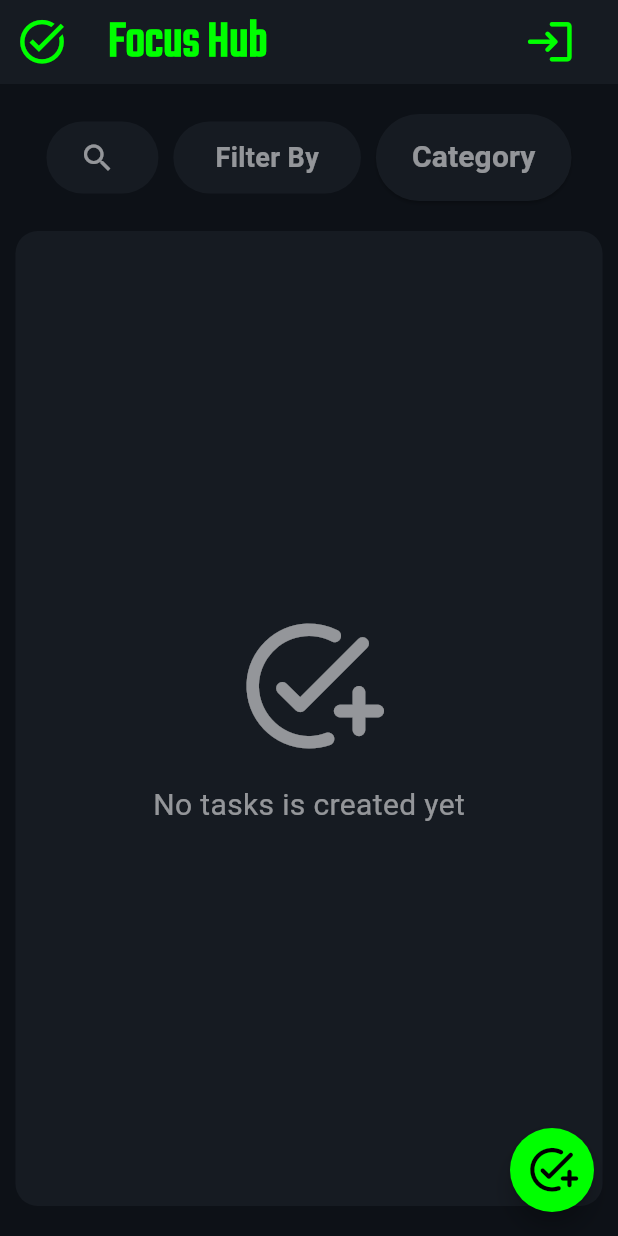
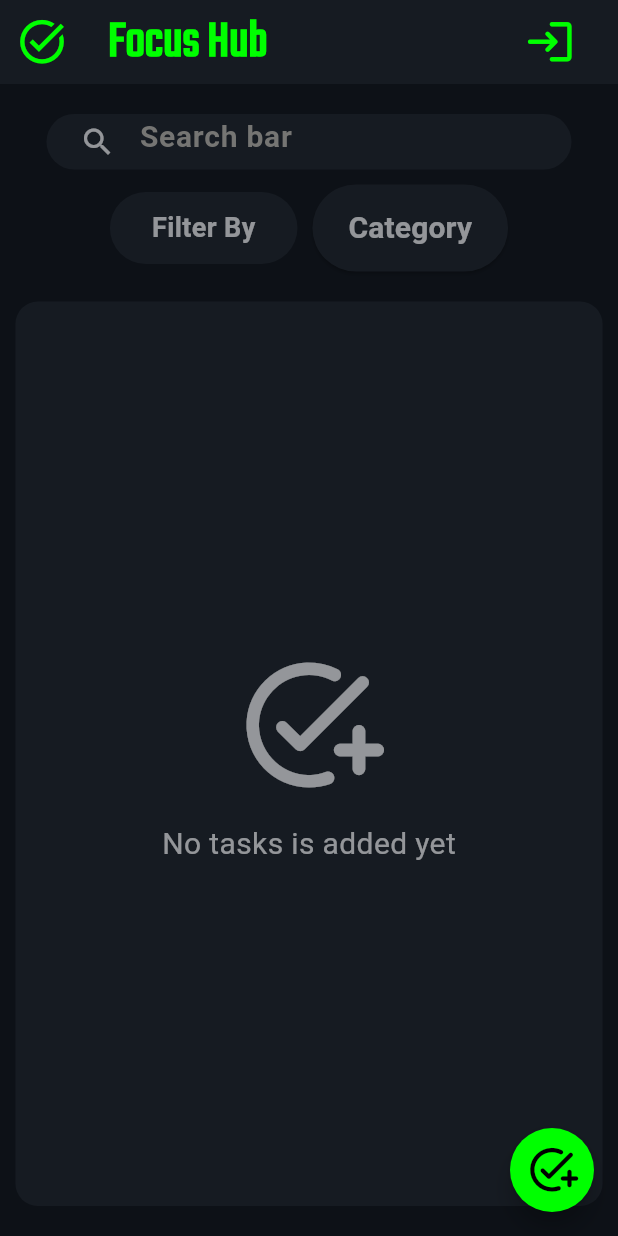
Before and after one commit to Dharanesh192/Flutter-Todo-List, a Flutter app: the screen it shows after launch, on a phone screen of 412 x 824 dp. Run offline on Flutter 3.47's test engine with Material 3 defaults, Android fonts, the phone set to English and light mode, and no system bars; our stand-ins replace connectivity_plus, sembast, sembast_web, supabase_flutter; accounts and stored records are empty.

Commit message:
Optimize the search bar

```diff
--- a/lib/Screen/task_view.dart
+++ b/lib/Screen/task_view.dart
@@ -111,7 +111,7 @@ class TaskviewState extends State<Taskview>{
                 ),
                 child: Column(
                   children: [
-                        const SizedBox(height: 5),
+                        const SizedBox(height: 10),
                          Expanded(
                            child: filtertask.isEmpty ? const Center(
                             child: Column(
@@ -120,7 +120,7 @@ class TaskviewState extends State<Taskview>{
                             Icon(Icons.add_task_rounded, color: Colors.white54, size: 100),
                             SizedBox(height: 15),
                             Text(
-                              'No tasks is created yet',
+                              'No tasks is added yet',
                               style: TextStyle(color: Colors.white54, fontSize: 20),
                             ),])
                            )
@@ -133,7 +133,7 @@ class TaskviewState extends State<Taskview>{
                                           decoration: BoxDecoration(
                                             borderRadius: BorderRadius.circular(10),
                                             border: Border.all(color: filtertask[index].deadline == null ? Colors.grey
-                                            : filtertask[index].deadline!.difference(currentDate).inDays  <= 4 && filtertask[index].deadline!.difference(currentDate).inDays > 0 ? Colors.orange
+                                            : filtertask[index].deadline!.difference(currentDate).inDays  <= 4 && filtertask[index].deadline!.difference(currentDate).inDays >= 0 ? Colors.orange
                                             : filtertask[index].deadline!.difference(currentDate).inHours > 0 || filtertask[index].isComplete == true ? Colors.green
                                             : Colors.red,
                                             width: MediaQuery.of(context).size.width > 620 ? 2 : 1.5),
@@ -146,7 +146,7 @@ class TaskviewState extends State<Taskview>{
                                                IconButton(
                                                  icon: Icon(filtertask[index].isComplete ? Icons.task_alt : Icons.circle_outlined),
                                                  color:  filtertask[index].deadline == null ? Colors.green
-                                                : filtertask[index].deadline!.difference(currentDate).inDays  <= 4 && filtertask[index].deadline!.difference(currentDate).inDays > 0 ? Colors.orange
+                                                : filtertask[index].deadline!.difference(currentDate).inDays  <= 4 && filtertask[index].deadline!.difference(currentDate).inDays >= 0 ? Colors.orange
                                                 : filtertask[index].deadline!.difference(currentDate).inHours > 0 || filtertask[index].isComplete == true ? Colors.green
                                                 : Colors.red,
                                                  onPressed: () async {
@@ -173,12 +173,13 @@ class TaskviewState extends State<Taskview>{
                                                     crossAxisAlignment: CrossAxisAlignment.start,
                                                     children: [
                                                       SizedBox(
-                                                        height: 50,
+                                                        height: 25,
                                                         child: SingleChildScrollView(
                                                           physics: ClampingScrollPhysics(),
                                                           child: Text(
                                                             filtertask[index].taskName, // Use the task title from the list
                                                             style: const TextStyle(color: Colors.white, fontSize: 16, fontWeight: FontWeight.bold),
+                                                            maxLines:  MediaQuery.of(context).size.width < 420 ? 2 : 1,
                                                           ),
                                                         ),
                                                       ),
@@ -187,7 +188,7 @@ class TaskviewState extends State<Taskview>{
                                                         category: filtertask[index].category, // Use the task category from the list
                                                         deadline: filtertask[index].deadline, // Use the task deadline from the list
                                                         datecolor : filtertask[index].deadline == null ? 'grey'
-                                                        : filtertask[index].deadline!.difference(currentDate).inDays <= 4 && filtertask[index].deadline!.difference(currentDate).inDays > 0 ? 'orange'
+                                                        : filtertask[index].deadline!.difference(currentDate).inDays <= 4 && filtertask[index].deadline!.difference(currentDate).inDays >= 0 ? 'orange'
                                                         : filtertask[index].deadline!.difference(currentDate).inHours > 0 || filtertask[index].isComplete == true ? 'green'
                                                         : 'red',
                                                       ),
--- a/lib/main.dart
+++ b/lib/main.dart
@@ -249,17 +249,15 @@ class _Homepagestate extends State<Homepage> with WidgetsBindingObserver {
         body: Container(
             width: double.infinity,
             height: double.infinity,
-            color: const Color.fromARGB(255, 13, 17, 23),
+            color: const Color.fromRGBO(13, 17, 23, 1),
             child: Column(
               children: [
-                SizedBox(
-                  width: (MediaQuery.of(context).size.width * 0.8).clamp(350, 800),
-                    child: Row(
-                      mainAxisAlignment: MainAxisAlignment.center,
-                      children: [
-                        Expanded(
+                LayoutBuilder (
+                      builder: (context, constraints) {
+                        final isNarrow = constraints.maxWidth < 600;
+                        final searchbox = Expanded(
                           child: Container(
-                            margin: EdgeInsets.only(top: 20),
+                            margin: EdgeInsets.only(top: 20, bottom: 0),
                             padding: EdgeInsets.symmetric(horizontal: 10),
                             decoration: BoxDecoration(
                               color: Color.fromARGB(255, 22, 27, 34),
@@ -270,12 +268,9 @@ class _Homepagestate extends State<Homepage> with WidgetsBindingObserver {
                             onChanged: (value) {
                               keyword = value; // Update the search keyword whenever the user types in the search bar
                               _taskviewkey.currentState?.search(activeFilter ?? 'All', keyword ?? '', iscategory);
-                              setState(() {
-                                inputdata;
-                              });
                               },
                             decoration: InputDecoration(
-                              prefixIcon: inputdata.text.isEmpty ? Icon( Icons.search, color: Colors.white54) : null,
+                              prefixIcon: Icon( Icons.search, color: Colors.white54),
                               hintText: 'Search bar',
                               hintStyle: TextStyle(color: Color.fromARGB(255, 117, 117, 115), fontWeight: FontWeight.w700, fontSize: 20,),
                               border: InputBorder.none,
@@ -285,14 +280,14 @@ class _Homepagestate extends State<Homepage> with WidgetsBindingObserver {
                               fontWeight: FontWeight.bold,
                               fontSize: 20
                               ),),),
-                        ),
+                          );
 
-                          const SizedBox(width: 10,),
-
+                        final filter = Row(
+                          mainAxisSize: MainAxisSize.min,
+                             children: [
                                Container(
                                 width: 125,
                                 height: 48,
-                            margin: EdgeInsets.only(top: 20),
                                 decoration: BoxDecoration(
                                   color: Color.fromARGB(255, 22, 27, 34), // Highlight if a filter is active
                                   borderRadius: BorderRadius.circular(25),
@@ -352,10 +347,10 @@ class _Homepagestate extends State<Homepage> with WidgetsBindingObserver {
                                     ),
                                  )),
 
+
                               const SizedBox(width: 10,),
 
                               Container(
-                            margin: EdgeInsets.only(top: 20),
                                 child: ElevatedButton(
                                   onPressed: () => {
                                     setState(() {
@@ -377,11 +372,36 @@ class _Homepagestate extends State<Homepage> with WidgetsBindingObserver {
                                   ),
                                 ),
                               ),
-                            ],),
-                ),
+                              ],);
+
+                           if (isNarrow) {
+                            return
+                              SizedBox(
+                                width: (MediaQuery.of(context).size.width * 0.8).clamp(350, 800),
+                                height: 125, // Careful with this fixed height, if the height is given to mush the gap b/w the search box and filter will be too much, if given to less the filter will be too close to the search box
+                                  child: Column(
+                                    children: [
+                                      searchbox,
+                                      SizedBox(height: 10),
+                                      Center(child: filter),
+                                    ],
+                                  ));
+                                }
+                          return
+                            SizedBox(
+                              width: (MediaQuery.of(context).size.width * 0.8).clamp(350, 800),
+                                child:  Row(
+                                  children: [
+                                    searchbox,
+                                    SizedBox(width: 10),
+                                    Container(
+                                      margin: EdgeInsets.only(top: 20), // ← margin only in desktop
+                                      child: filter,
+                                    ),]
+                                ));
+                              }),
 
                  Expanded(child: Taskview(key: _taskviewkey)),
-
               ],
             ),
           ),
```
Lines whose indentation alone changed are shown as unchanged.
